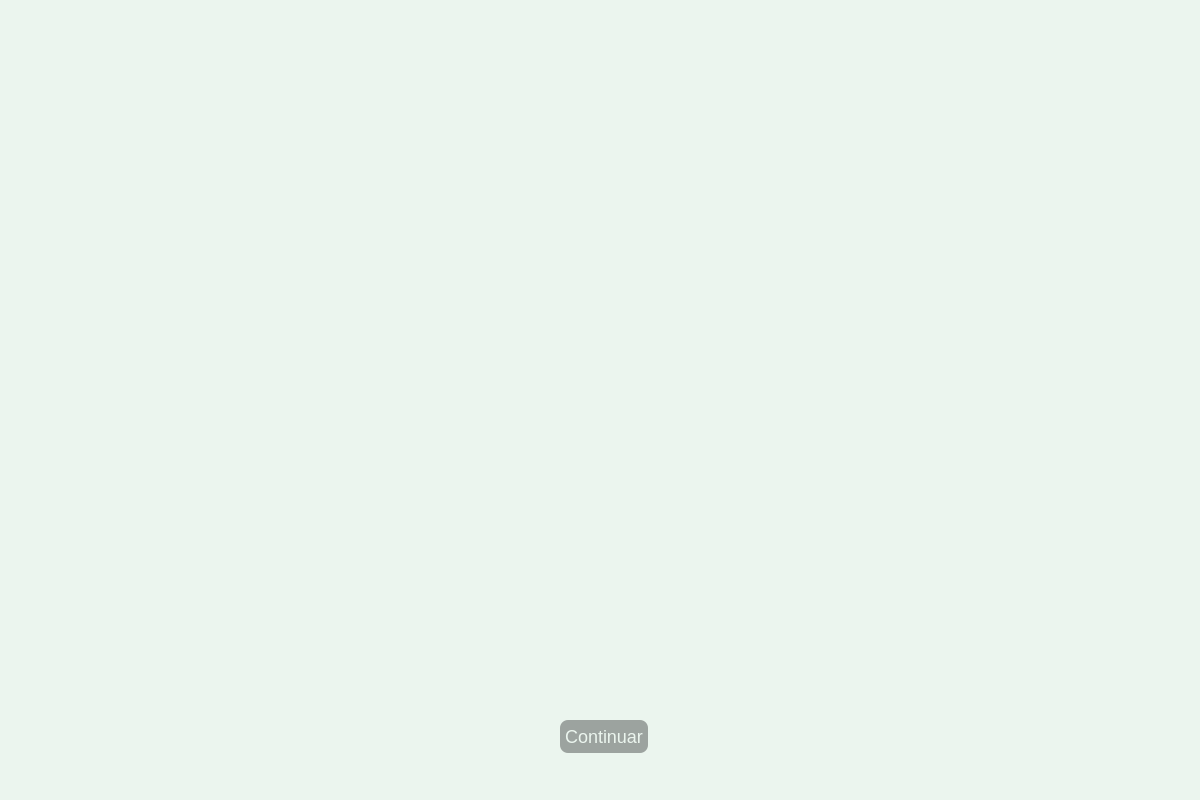
ce-itcr/Gladiators-GBP, file app/pregame.ui: the form before one commit.
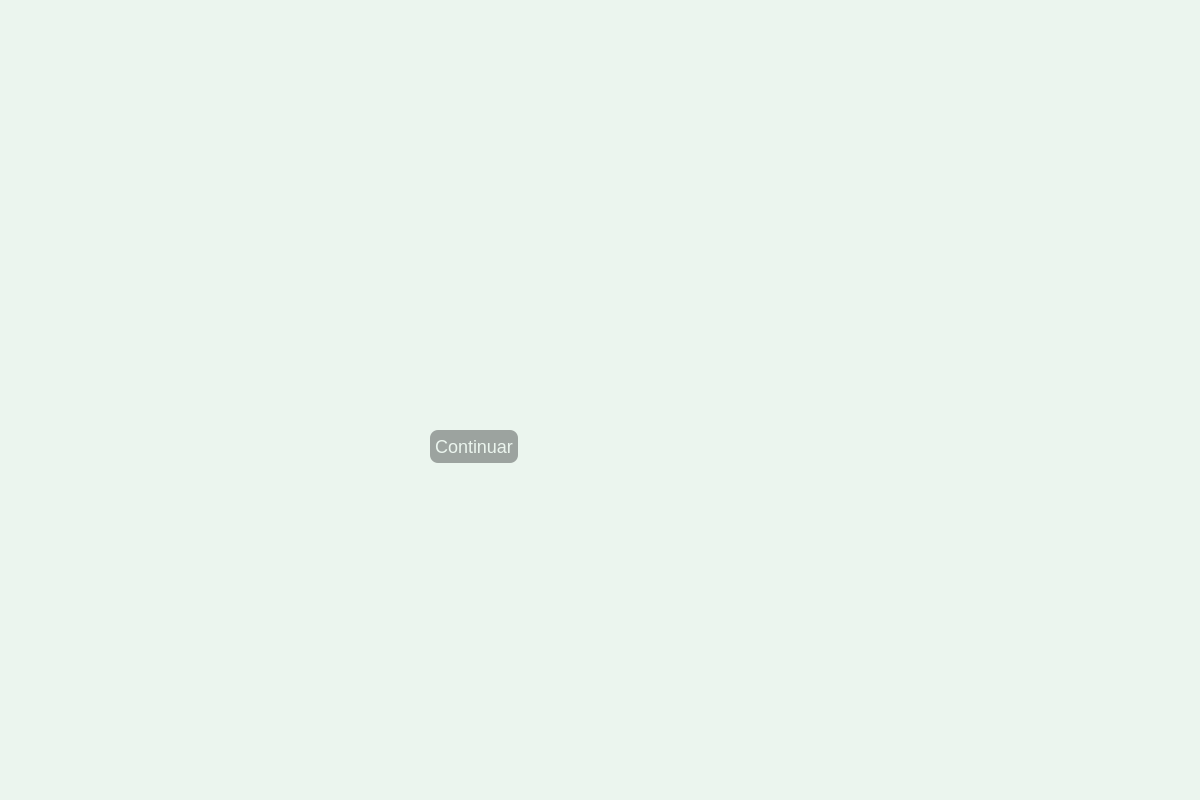
The form after the commit. Icons and pictures are not drawn.

```diff
--- a/app/pregame.ui
+++ b/app/pregame.ui
@@ -23,8 +23,8 @@
   <widget class="QPushButton" name="playGame">
    <property name="geometry">
     <rect>
-     <x>560</x>
-     <y>720</y>
+     <x>430</x>
+     <y>430</y>
      <width>88</width>
      <height>33</height>
     </rect>
```
